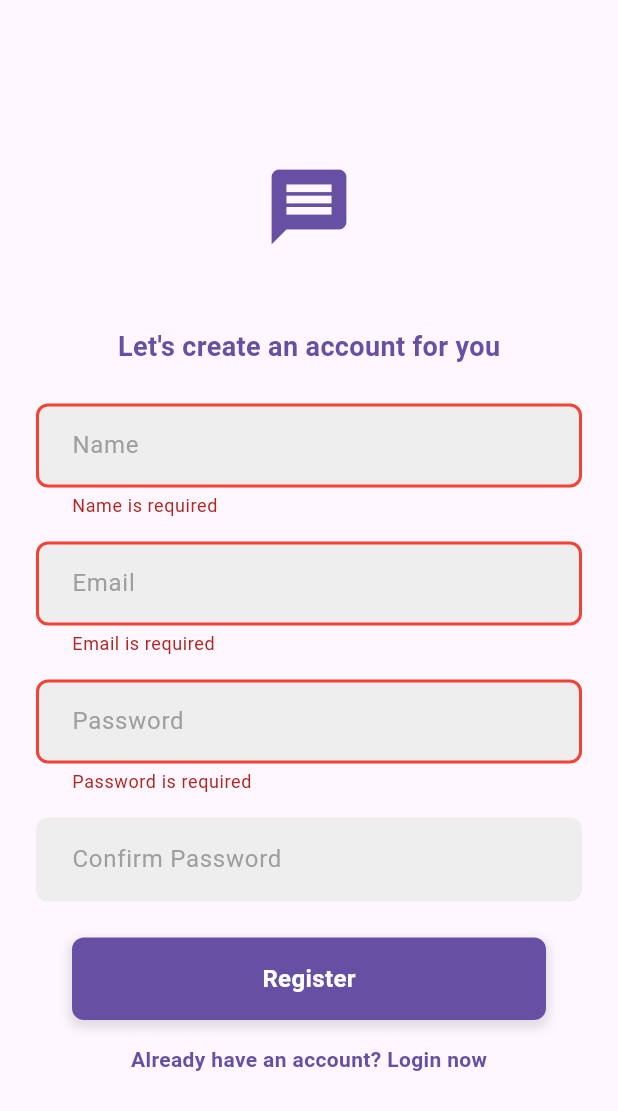
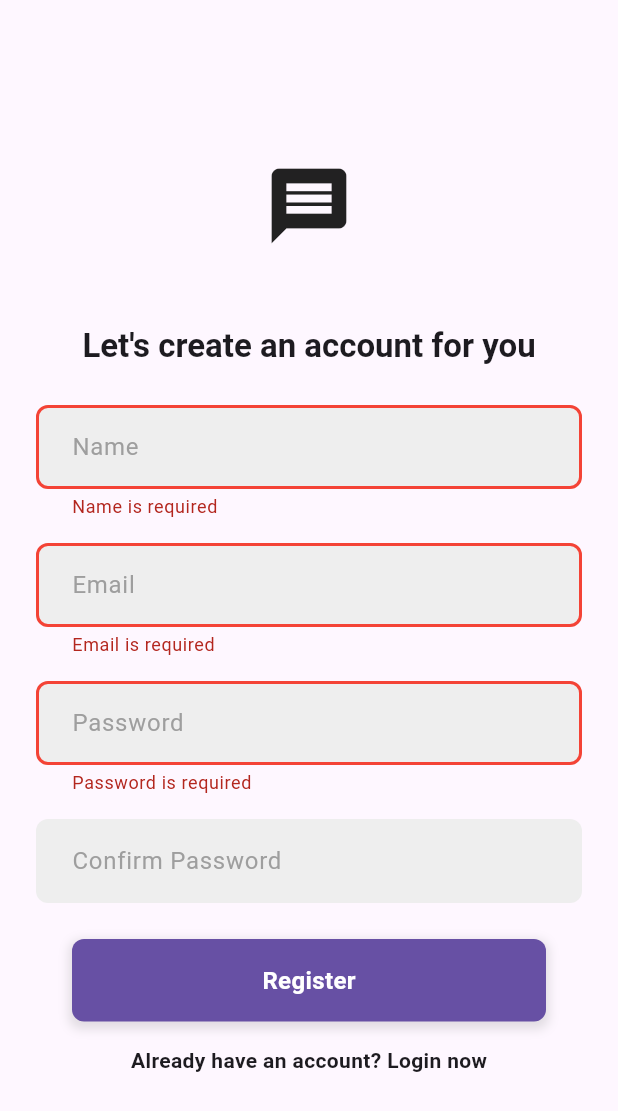
Before and after one commit to Riyaaaaan/RoomFindr, a Flutter app: the RegisterPage screen opened directly with empty values, after a tap on "Register", on a phone screen of 412 x 824 dp. Shown: the top 1111 px of the screen. Run offline on Flutter 3.47's test engine with Material 3 defaults, Android fonts, the phone set to English and light mode, and no system bars; our stand-ins replace cloud_firestore, firebase_auth, firebase_core, firebase_storage, flutter_slidable, form_field_validator and 7 more; accounts and stored records are empty; generated files the repository leaves out were written again.

Commit message:
UI updates - OTP

```diff
--- a/lib/screens/login_screen.dart
+++ b/lib/screens/login_screen.dart
@@ -98,7 +98,6 @@ class LoginPage extends StatelessWidget {
                     'Not a member? Register now',
                     style: TextStyle(
                       fontWeight: FontWeight.bold,
-                      color: Theme.of(context).primaryColor,
                     ),
                   ),
                 ),
--- a/lib/screens/register_screen.dart
+++ b/lib/screens/register_screen.dart
@@ -12,13 +12,13 @@ class RegisterPage extends StatelessWidget {
   final TextEditingController _confirmpwController = TextEditingController();
   final void Function()? onTap;
 
-  RegisterPage({Key? key, required this.onTap});
+  RegisterPage({Key? key, required this.onTap}) : super(key: key);
 
   final RxBool _isLoading = false.obs;
 
   final _formKey = GlobalKey<FormState>();
 
-  Future<void> register(BuildContext context) async {
+  Future<void> register() async {
     if (!_formKey.currentState!.validate()) return;
 
     final _auth = AuthService();
@@ -28,65 +28,61 @@ class RegisterPage extends StatelessWidget {
     final confirmPassword = _confirmpwController.text.trim();
 
     if (password != confirmPassword) {
-      showDialog(
-        context: context,
-        builder: (context) => AlertDialog(
-          title: const Text("Passwords do not match"),
-          actions: [
-            TextButton(
-              child: const Text('OK'),
-              onPressed: () {
-                Navigator.of(context).pop(); // Dismiss the dialog
-              },
-            ),
-          ],
-        ),
-      );
+      showErrorDialog("Passwords do not match");
       return;
     }
 
     _isLoading.value = true;
 
     try {
-      await _auth.signUpWithEmailPassword(
-        email,
-        password,
-        name,
+      await _auth.signUpWithEmailPassword(email, password, name);
+      Get.snackbar(
+        'Success',
+        'Registration Successful',
+        snackPosition: SnackPosition.BOTTOM,
+        backgroundColor: Colors.green,
+        colorText: Colors.white,
+        duration: const Duration(seconds: 3),
       );
+    } catch (e) {
+      showErrorDialog(e.toString());
+    } finally {
+      _isLoading.value = false;
+    }
+  }
 
-      showDialog(
-        context: context,
-        builder: (context) => AlertDialog(
-          title: const Text("Registration Successful"),
+  void showErrorDialog(String message) {
+    Get.dialog(
+      AlertDialog(
+        title: const Text("Error"),
+        content: Text(message),
         actions: [
           TextButton(
             child: const Text('OK'),
             onPressed: () {
-                Navigator.of(context).pop(); // Dismiss the dialog
+              Get.back(); // Dismiss the dialog
             },
           ),
         ],
       ),
     );
-    } catch (e) {
-      showDialog(
-        context: context,
-        builder: (context) => AlertDialog(
-          title: const Text("Registration Failed"),
-          content: Text(e.toString()),
+  }
+
+  void showSuccessDialog(String message) {
+    Get.dialog(
+      AlertDialog(
+        title: const Text("Success"),
+        content: Text(message),
         actions: [
           TextButton(
             child: const Text('OK'),
             onPressed: () {
-                Navigator.of(context).pop(); // Dismiss the dialog
+              Get.back(); // Dismiss the dialog
             },
           ),
         ],
       ),
     );
-    } finally {
-      _isLoading.value = false;
-    }
   }
 
   @override
@@ -114,6 +110,9 @@ class RegisterPage extends StatelessWidget {
           errorText: 'Password must contain at least one special character'),
     ]);
 
+    final theme = Theme.of(context);
+    final textTheme = theme.textTheme;
+
     return Scaffold(
       body: SingleChildScrollView(
         child: Container(
@@ -128,16 +127,13 @@ class RegisterPage extends StatelessWidget {
                 Icon(
                   Icons.message,
                   size: 60,
-                  color: Theme.of(context).primaryColor,
+                  color: theme.iconTheme.color,
                 ),
                 const SizedBox(height: 50),
                 Text(
                   "Let's create an account for you",
-                  style: TextStyle(
-                    fontSize: 18,
-                    color: Theme.of(context).primaryColor,
-                    fontWeight: FontWeight.bold,
-                  ),
+                  style: textTheme.headline6
+                      ?.copyWith(fontWeight: FontWeight.bold),
                 ),
                 const SizedBox(height: 25),
                 MyTextField(
@@ -173,7 +169,7 @@ class RegisterPage extends StatelessWidget {
                 Obx(
                   () => MyButton(
                     text: 'Register',
-                    onTap: _isLoading.value ? null : () => register(context),
+                    onTap: _isLoading.value ? null : register,
                   ),
                 ),
                 const SizedBox(height: 16),
@@ -181,9 +177,8 @@ class RegisterPage extends StatelessWidget {
                   onTap: onTap,
                   child: Text(
                     'Already have an account? Login now',
-                    style: TextStyle(
+                    style: textTheme.bodyMedium?.copyWith(
                       fontWeight: FontWeight.bold,
-                      color: Theme.of(context).primaryColor,
                     ),
                   ),
                 ),
--- a/pubspec.yaml
+++ b/pubspec.yaml
@@ -50,7 +50,7 @@ dependencies:
   get_storage: ^2.1.1
   animations: ^2.0.11
   shimmer: ^3.0.0
-  cached_network_image: ^3.3.1
+  pinput: ^5.0.0
 
 dev_dependencies:
   flutter_test:
```
Also changed, not shown: lib/controllers/profile_controller.dart (+101 -31 lines), lib/screens/profile_page.dart (+87 -38 lines). Lines whose indentation alone changed are shown as unchanged.
